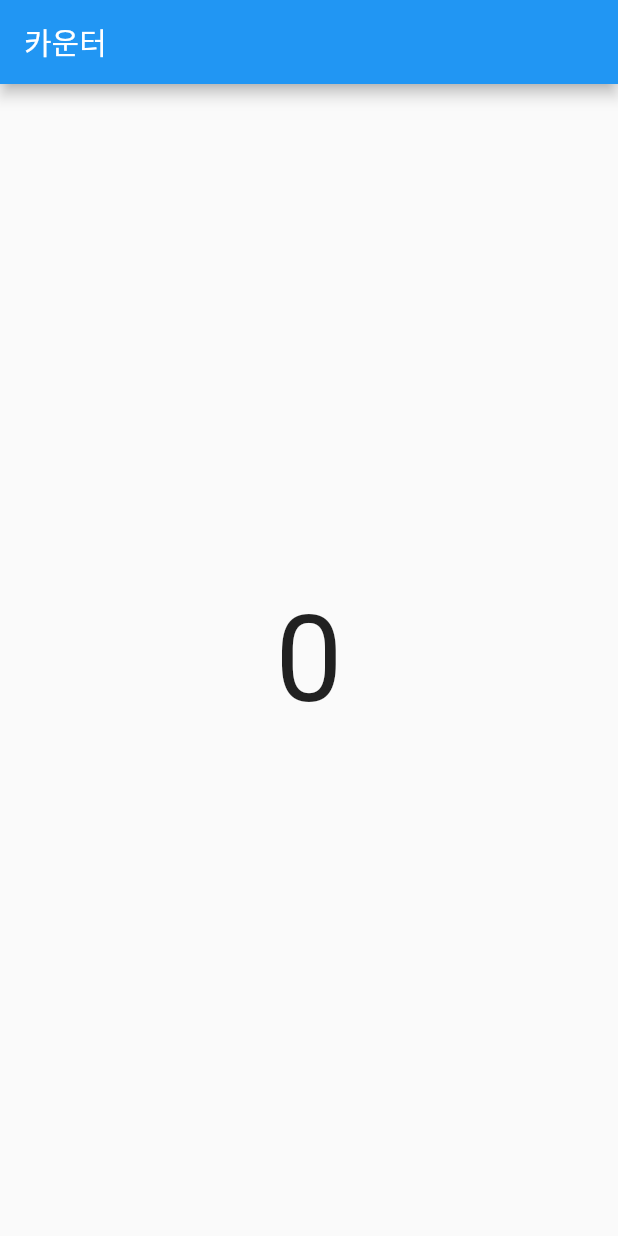
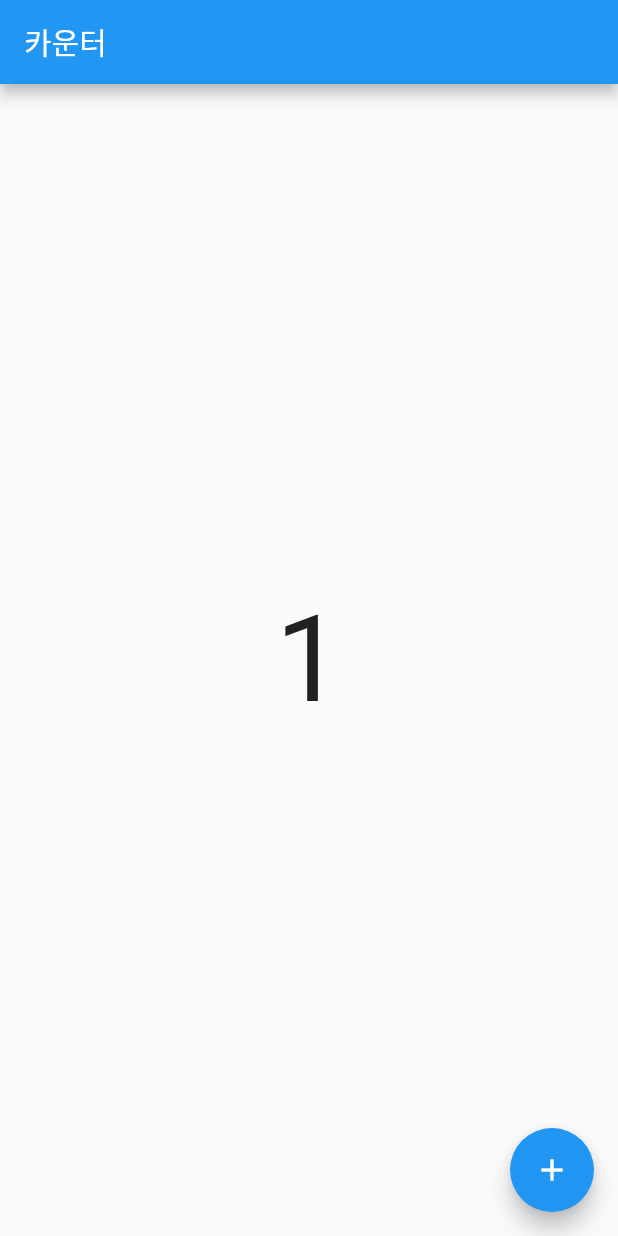
Before and after one commit to fulmoon/exam_future, a Flutter app: the screen it shows after launch, on a phone screen of 412 x 824 dp. Run offline on Flutter 3.47's test engine with Material 2 defaults, Android fonts, the phone set to English and light mode, and no system bars.

Commit message:
Feat: add FloatingActionButton onMini

```diff
--- a/lib/main.dart
+++ b/lib/main.dart
@@ -44,7 +44,7 @@ class _MyHomePageState extends State<MyHomePage> {
   }
 
   Future<void> exam1() async {
-    var delay = Future.delayed(Duration(seconds: 3));
+    var delay = Future.delayed(const Duration(seconds: 3));
     delay.then((value) => print('Hello'));
   }
 }
@@ -57,7 +57,7 @@ class CounterApp extends StatefulWidget {
 }
 
 class _CounterAppState extends State<CounterApp> {
-  int count = 0;
+  int count = 1;
 
   @override
   Widget build(BuildContext context) {
@@ -78,6 +78,15 @@ class _CounterAppState extends State<CounterApp> {
           ),
         ),
       ),
+      floatingActionButton: FloatingActionButton(
+        child: Icon(Icons.add),
+        onPressed: () {
+          print('click');
+          setState(() {
+            count++;
+          });
+        },
+      ),
     );
   }
 }
```
